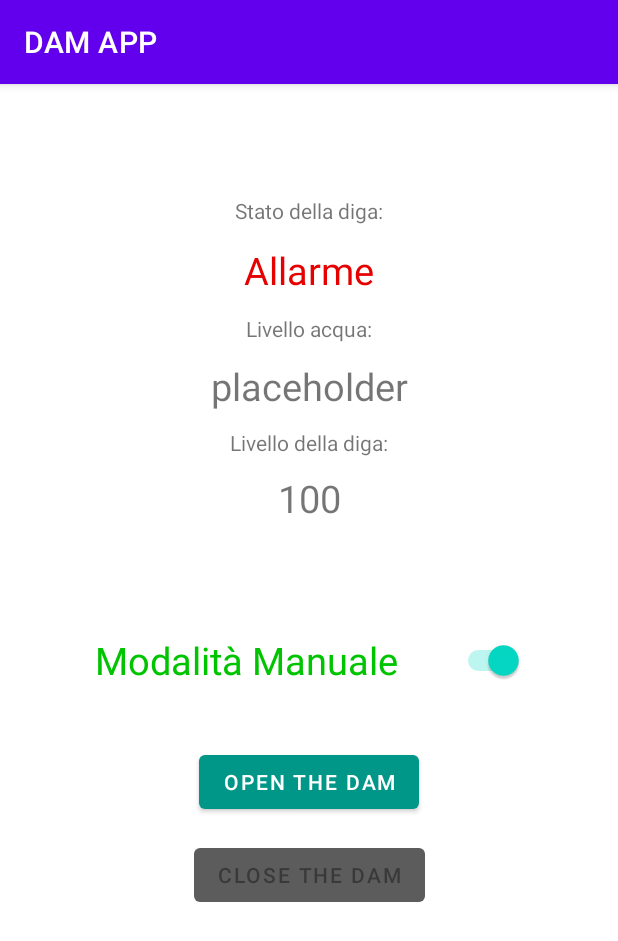
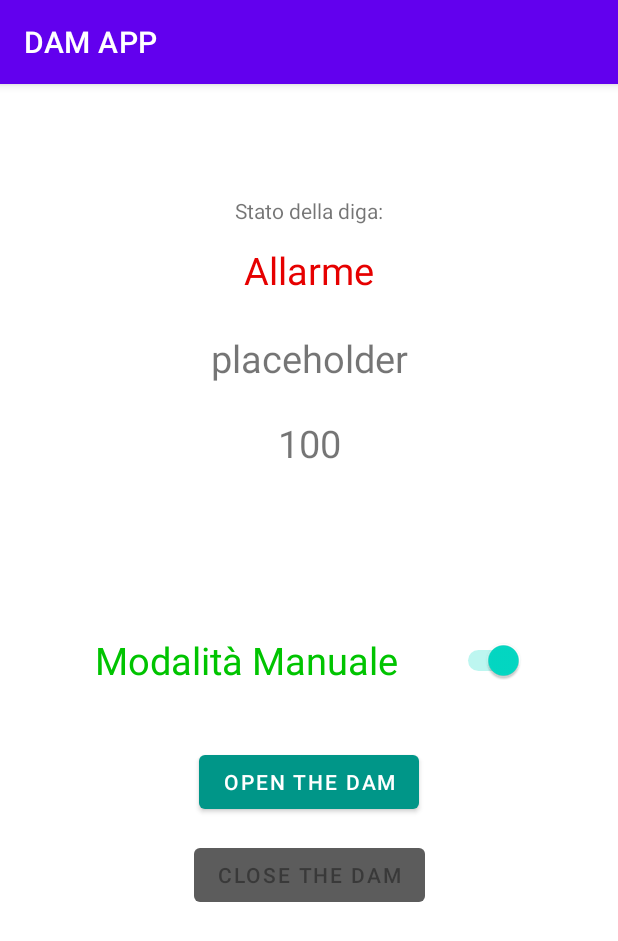
Before and after one commit to w-disaster/seiot-assignments-2020, an Android app: the screen it shows after launch (MainActivity), after a tap on "Modalità Automatica", on a phone screen of 412 x 824 dp. Shown: the top 941 px of the screen. Run offline under Robolectric (Android 15) with nearby library versions, the phone set to English and light mode, and no system bars; 2 statements that could not run were skipped; 2 other taps on this screen came first.

Commit message:
fixed wrong import error and visibility problems

```diff
--- a/smart_dam/src/dam_mobileapp/app/src/main/java/btlib/ConnectToEmulatedBluetoothServerTask.java
+++ b/smart_dam/src/dam_mobileapp/app/src/main/java/btlib/ConnectToEmulatedBluetoothServerTask.java
@@ -4,7 +4,7 @@ import java.io.IOException;
 import java.net.InetAddress;
 import java.net.Socket;
 
-import unibo.btlib.utils.C;
+import btlib.utils.C;
 
 public final class ConnectToEmulatedBluetoothServerTask extends ConnectionTask {
 
--- a/smart_dam/src/dam_mobileapp/app/src/main/java/com/dm/dam_mobile/MainActivity.java
+++ b/smart_dam/src/dam_mobileapp/app/src/main/java/com/dm/dam_mobile/MainActivity.java
@@ -48,7 +48,7 @@ public class MainActivity extends AppCompatActivity {
     private TextView damLevelView;
     private TextView waterLevelView;
 
-    private Switch contextSwicth;
+    private Switch contextSwitch;
     private Button btnOpen;
     private Button btnClose;
 
@@ -125,7 +125,7 @@ public class MainActivity extends AppCompatActivity {
     public void switchControlMode(View view){
         //TODO: send request to DS to context witch
 
-        if(this.contextSwicth.isChecked()){
+        if(this.contextSwitch.isChecked()){
 
             this.context = ControlMode.MANUAL;
 
@@ -141,7 +141,7 @@ public class MainActivity extends AppCompatActivity {
             disableButton(btnOpen);
         }
 
-        this.contextSwicth.setText(this.context.toString());
+        this.contextSwitch.setText(this.context.toString());
     }
 
     /**
@@ -149,25 +149,25 @@ public class MainActivity extends AppCompatActivity {
      */
     private void initUI(){
         //context set up
-        this.contextSwicth = (Switch)findViewById(R.id.contextSwitch);
+        this.contextSwitch = findViewById(R.id.contextSwitch);
 
         //buttons SetUp
-        this.btnClose = (Button)findViewById(R.id.buttonClose);
-        this.btnOpen = (Button)findViewById(R.id.buttonOpen);
+        this.btnClose = findViewById(R.id.buttonClose);
+        this.btnOpen = findViewById(R.id.buttonOpen);
 
         // labels
-        this.damLevelLabel = (TextView)findViewById(R.id.levelLabel);
-        this.waterLevelLabel = (TextView)findViewById(R.id.waterLabel);
+        this.damLevelLabel = findViewById(R.id.levelLabel);
+        this.waterLevelLabel = findViewById(R.id.waterLabel);
 
         // state
-        this.stateView = (TextView)findViewById(R.id.state);
+        this.stateView = findViewById(R.id.state);
 
         // water
-        this.waterLevelView = (TextView)findViewById(R.id.water);
+        this.waterLevelView = findViewById(R.id.water);
         this.stateView.setTextColor(Color.parseColor(WATER_COLOR));
 
         // dam level
-        this.damLevelView = (TextView)findViewById(R.id.level);
+        this.damLevelView = findViewById(R.id.level);
     }
 
     /**
@@ -181,20 +181,22 @@ public class MainActivity extends AppCompatActivity {
         // Pre Alarm and over
         if(this.damState.getAlertLevel() > DamState.NORMAL.getAlertLevel()){
 
+            this.waterLevelLabel.setVisibility(View.GONE);
             this.waterLevelView.setVisibility(View.VISIBLE);
             this.waterLevelView.setText(this.waterLevel);
 
             // Alarm and over
             if(this.damState.getAlertLevel() > DamState.PRE_ALARM.getAlertLevel()){
 
+                this.damLevelLabel.setVisibility(View.GONE);
                 this.damLevelView.setVisibility(View.VISIBLE);
-                this.contextSwicth.setVisibility(View.VISIBLE);
+                this.contextSwitch.setVisibility(View.VISIBLE);
                 this.btnClose.setVisibility(View.VISIBLE);
                 this.btnOpen.setVisibility(View.VISIBLE);
 
                 this.damLevelView.setText(this.damLevel);
-                this.contextSwicth.setText(this.context.toString());
-                this.contextSwicth.setTextColor(Color.parseColor(this.context.getColor()));
+                this.contextSwitch.setText(this.context.toString());
+                this.contextSwitch.setTextColor(Color.parseColor(this.context.getColor()));
 
                 if(context.getCode() > 0){
                     if(this.damLevel == DAM_LEVEL_MIN){
@@ -210,19 +212,24 @@ public class MainActivity extends AppCompatActivity {
                 }
             }else{
                 //hide the rest
+                this.damLevelLabel.setVisibility(View.GONE);
                 this.damLevelView.setVisibility(View.GONE);
+
                 this.btnClose.setVisibility(View.GONE);
                 this.btnOpen.setVisibility(View.GONE);
-                this.contextSwicth.setVisibility(View.GONE);
+                this.contextSwitch.setVisibility(View.GONE);
             }
 
         }else{
             // hide the rest
+            this.waterLevelLabel.setVisibility(View.GONE);
+            this.damLevelLabel.setVisibility(View.GONE);
             this.waterLevelView.setVisibility(View.GONE);
             this.damLevelView.setVisibility(View.GONE);
+
             this.btnClose.setVisibility(View.GONE);
             this.btnOpen.setVisibility(View.GONE);
-            this.contextSwicth.setVisibility(View.GONE);
+            this.contextSwitch.setVisibility(View.GONE);
         }
 
     }
@@ -260,11 +267,9 @@ public class MainActivity extends AppCompatActivity {
             if(operationOutOfBounds(verse)) {
                 //disable button
                 disableButton(pressedButton);
-                //enable other button
-                enableButton(otherButton);
-            }else{
-                enableButton(otherButton);
             }
+            //enable other button
+            enableButton(otherButton);
 
             //update view
             this.damLevelView.setText(String.valueOf(this.damLevel));
```
